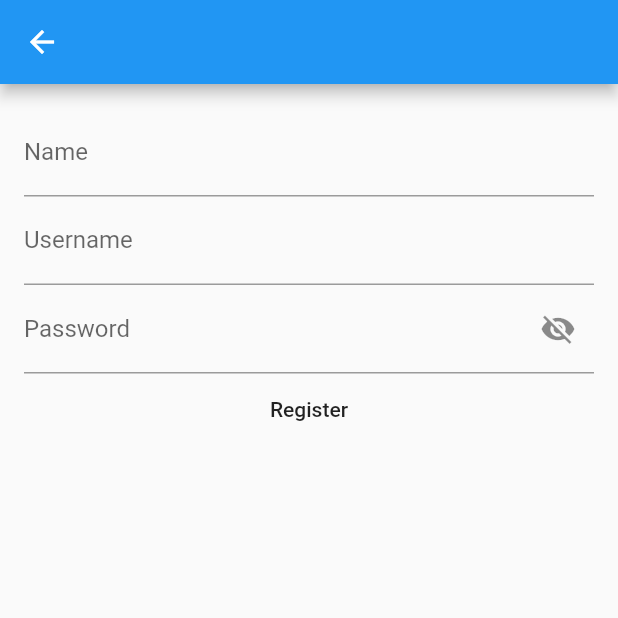
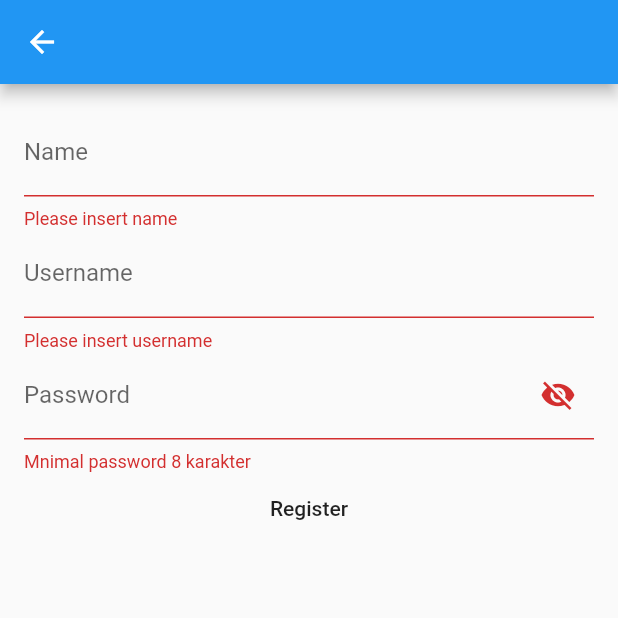
Before and after one commit to mudiono1413/lesson-flutter, a Flutter app: the screen it shows after launch, after a tap on "Login", after a tap on "Create a new Acount, in here", on a phone screen of 412 x 824 dp, the top half of it. Run offline on Flutter 3.47's test engine with Material 2 defaults, Android fonts, the phone set to English and light mode, and no system bars; our stand-ins replace image_picker, shared_preferences; network calls fail.

```diff
--- a/lib/main.dart
+++ b/lib/main.dart
@@ -1,7 +1,7 @@
 import 'dart:convert';
 
 import 'package:flutter/material.dart';
-import 'package:http/http.dart' as http;
+import 'package:http/http.dart'as http;
 import 'package:lesson_flutter/modal/api.dart';
 import 'package:lesson_flutter/views/home.dart';
 import 'package:lesson_flutter/views/product.dart';
@@ -9,164 +9,173 @@ import 'package:lesson_flutter/views/profile.dart';
 import 'package:lesson_flutter/views/users.dart';
 import 'package:shared_preferences/shared_preferences.dart';
 
-void main(){
-  runApp(MaterialApp(
-    home:  Login(),
+void main() {
+  runApp(MaterialApp(home: Login(),
     ));
 }
 
 class Login extends StatefulWidget {
-  @override
-  _LoginState createState() => _LoginState();
+  @override _LoginState createState()=>_LoginState();
 }
 
-enum LoginStatus{
+enum LoginStatus {
   notSignIn,
   signIn
-
 }
 
 class _LoginState extends State<Login> {
-  LoginStatus _loginStatus = LoginStatus.notSignIn;
-  String username,password;
-  final _key = new GlobalKey<FormState>();
-  bool _secureText = true;
+  LoginStatus _loginStatus=LoginStatus.notSignIn;
+  String username,
+  password;
+  final _key=new GlobalKey<FormState>();
+  bool _secureText=true;
 
-  showHide(){
+  showHide() {
     setState(() {
-       _secureText =  !_secureText;
+        _secureText= !_secureText;
+      }
+    );
+  }
+var _autovalidate = false;
+  check() {
+    final form=_key.currentState;
+    if (form.validate()) {
+      form.save();
+      login();
+    }else{
+      setState(() {
+         _autovalidate = true;
       });
 
     }
+  }
 
-  check(){
-    final form = _key.currentState;
-    if (form.validate()) {
-      form.save();
-      login();
+  login()async {
+    final response=await http.post(BaseUrl().login, body: {
+        "username" : username,
+        "password" : password
+      }
+    );
+
+    final data=jsonDecode(response.body);
+    int value=data['value'];
+    String pesan=data['messege'];
+    String usernameAPI=data['username'];
+    String namaAPI=data['nama'];
+    String IdAPI=data['id'];
+
+    if (value==1) {
+      setState(() {
+          _loginStatus=LoginStatus.signIn;
+          savePref(value, usernameAPI, namaAPI, IdAPI);
+        }
+      );
+      print(pesan);
+    }
+
+    else {
+      print(pesan);
     }
   }
 
-  login()async{
-    final response = await http.post(BaseUrl().login, body: {
-      "username" : username,
-      "password" : password
-    });
+  savePref(int value, String username, String nama, String id) async {
+    SharedPreferences preferences=await SharedPreferences.getInstance();
 
-    final data = jsonDecode(response.body);
-    int value  = data['value'];
-    String pesan = data['messege'];
-    String usernameAPI = data['username'];
-    String namaAPI = data['nama'];
-    String IdAPI = data['id'];
-    if (value==1) {
     setState(() {
-         _loginStatus = LoginStatus.signIn;
-         savePref(value, usernameAPI, namaAPI,IdAPI);
-      });
-      print(pesan);
-    } else {
-         print(pesan);
-    }
-
-  }
-
-  savePref(int value, String username, String nama, String id) async{
-    SharedPreferences preferences = await SharedPreferences.getInstance();
-    setState(() {
-     preferences.setInt("value", value) ;
+        preferences.setInt("value", value);
         preferences.setString("nama", nama);
         preferences.setString("username", username);
         preferences.setString("id", id);
         preferences.commit();
-    });
+      }
+    );
   }
 
   var value;
-  getPref() async{
-    SharedPreferences preferences = await SharedPreferences.getInstance();
+
+
+  getPref() async {
+    SharedPreferences preferences=await SharedPreferences.getInstance();
+
     setState(() {
-      value = preferences.getInt("value");
+        value=preferences.getInt("value");
 
-      _loginStatus = value == 1 ? LoginStatus.signIn : LoginStatus.notSignIn;
-    });
+        _loginStatus=value==1 ? LoginStatus.signIn : LoginStatus.notSignIn;
+      }
+
+    );
   }
 
   signOut() async {
-    SharedPreferences preferences = await SharedPreferences.getInstance();
+    SharedPreferences preferences=await SharedPreferences.getInstance();
+
     setState(() {
         preferences.setInt("value", null);
         preferences.commit();
-      _loginStatus = LoginStatus.notSignIn;
-    });
+        _loginStatus=LoginStatus.notSignIn;
+      }
+    );
   }
 
-  @override
-  void initState() {
+  @override void initState() {
     // TODO: implement initState
     super.initState();
     getPref();
   }
 
-  @override
-  Widget build(BuildContext context) {
+  @override Widget build(BuildContext context) {
     switch (_loginStatus) {
-      case LoginStatus.notSignIn:
-         return Scaffold(
-      appBar: AppBar(),
+
+      case LoginStatus.notSignIn: return Scaffold(appBar: AppBar(),
         body: Form(
+          autovalidate: _autovalidate,
           key: _key,
-        child: ListView(
-          padding: EdgeInsets.all(16.0),
+          child: ListView(padding: EdgeInsets.all(16.0),
             children: <Widget>[
-            TextFormField(
-              validator: (e){
-                if (e.isEmpty) {
-                  return "Please insert username";
+              TextFormField(validator: (e) {
+                if (!e.contains("@")) {
+                  return "Wrong format for username";
+                }else{
+                  return null;
                 }
-              },
-              onSaved: (e) =>username = e,
-              decoration: InputDecoration(
-                labelText: "Username"
+              }
+              ,
+              onSaved: (e)=>username=e,
+              decoration: InputDecoration(labelText: "Username"
+
               ),
             ),
-            TextFormField(
-                validator: (e){
+            TextFormField(validator: (e) {
                 if (e.isEmpty) {
                   return "Please insert password";
                 }
-              },
+              } ,
               obscureText: _secureText,
-                onSaved: (e) =>password = e,
-              decoration: InputDecoration(
-                labelText: "Password",
-                suffixIcon: IconButton(
-                  onPressed: showHide,
+              onSaved: (e)=>password=e,
+              decoration: InputDecoration(labelText: "Password",
+                suffixIcon: IconButton(onPressed: showHide,
                   icon: Icon(_secureText ? Icons.visibility_off : Icons.visibility),
-                )
+                )),
             ),
+            MaterialButton(onPressed: () {
+                check();
+              }
+
+              ,
+              child: Text("Login"),
             ),
-            MaterialButton(
-              onPressed: () {
-                check();
-              },
-              child:  Text("Login"),
-            ),
-            InkWell(
-              onTap: (){
-                Navigator.of(context).push(MaterialPageRoute(
-                  builder: (context) => Register()
-                ));
-              },
-              child: Text("Create a new Acount, in here", textAlign: TextAlign.center,),
-            )
-          ],
+            InkWell(onTap: () {
+                Navigator.of(context).push(MaterialPageRoute(builder: (context)=> Register()));
+              }
+
+              ,
+              child: Text("Create a new Acount, in here", textAlign: TextAlign.center, ),
+            )],
           ),
         ),
       );
       break;
-        case LoginStatus.signIn:
-        return MainMenu(signOut);
+      case LoginStatus.signIn: return MainMenu(signOut);
       break;
       default:
     }
@@ -177,188 +186,191 @@ class _LoginState extends State<Login> {
 class MainMenu extends StatefulWidget {
   final VoidCallback signOut;
   MainMenu(this.signOut);
-  @override
-  _MainMenuState createState() => _MainMenuState();
+  @override _MainMenuState createState()=>_MainMenuState();
 }
 
 class _MainMenuState extends State<MainMenu> {
-  signOut(){
+  signOut() {
     setState(() {
         widget.signOut();
-    });
       }
-   String username = "", nama = "";
+
+    );
+  }
+
+  String username="",
+  nama="";
   TabController tabController;
 
   getPref() async {
-    SharedPreferences preferences = await SharedPreferences.getInstance();
+    SharedPreferences preferences=await SharedPreferences.getInstance();
+
     setState(() {
-      username = preferences.getString("username");
-      nama = preferences.getString("nama");
-    });
+        username=preferences.getString("username");
+        nama=preferences.getString("nama");
       }
 
-@override
-  void initState() {
+    );
+  }
+
+  @override void initState() {
     // TODO: implement initState
     super.initState();
     getPref();
   }
-  @override
-  Widget build(BuildContext context) {
-    return DefaultTabController(
-      length: 4,
-          child: Scaffold(
-        appBar: AppBar(
-          actions: <Widget>[
-            IconButton(
-              onPressed: (){
+
+  @override Widget build(BuildContext context) {
+
+    return DefaultTabController(length: 4,
+      child: Scaffold(appBar: AppBar(actions: <Widget>[ IconButton(onPressed: () {
               signOut();
-              },
+            }
+
+            ,
             icon: Icon(Icons.lock_open),
-            )
-          ],
+          )],
 
         ),
-        body: TabBarView(
-          children: <Widget>[
-             Home(),
+        body: TabBarView(children: <Widget>[ Home(),
           Product(),
           Users(),
           Profile(),
           ],
         ),
-        bottomNavigationBar: TabBar(
-          labelColor: Colors.blue,
+        bottomNavigationBar: TabBar(labelColor: Colors.blue,
           unselectedLabelColor: Colors.grey,
-          indicator: UnderlineTabIndicator(
-            borderSide: BorderSide(
-              style: BorderStyle.none
-            )
-          ),
-          tabs: <Widget>[
-            Tab(
-              icon:  Icon(Icons.home),
+          indicator: UnderlineTabIndicator(borderSide: BorderSide(style: BorderStyle.none)),
+          tabs: <Widget>[ Tab(icon: Icon(Icons.home),
             text: "Home",
           ),
-            Tab(
-              icon:  Icon(Icons.apps),
+          Tab(icon: Icon(Icons.apps),
             text: "Product",
           ),
-            Tab(
-              icon:  Icon(Icons.group),
+          Tab(icon: Icon(Icons.group),
             text: "Users",
           ),
-            Tab(
-              icon:  Icon(Icons.account_circle),
+          Tab(icon: Icon(Icons.account_circle),
             text: "Profile",
           ),
           ],
-        )
-      ),
+        )),
     );
   }
 }
 
 class Register extends StatefulWidget {
-  @override
-  _RegisterState createState() => _RegisterState();
+  @override _RegisterState createState()=>_RegisterState();
 }
 
 class _RegisterState extends State<Register> {
-  String username , password, nama;
-  final _key = GlobalKey<FormState>();
-   bool _secureText = true;
+  String username,
+  password,
+  nama;
+  final _key=GlobalKey<FormState>();
+  bool _secureText=true;
 
-  showHide(){
+  showHide() {
     setState(() {
-       _secureText =  !_secureText;
-    });
+        _secureText= !_secureText;
+      }
+
+    );
 
   }
 
-  check(){
-    final form = _key.currentState;
+var validate = true;
+
+  check() {
+    final form=_key.currentState;
+
     if (form.validate()) {
       form.save();
       save();
+    }else{
+      setState(() {
+       validate = true;
+      });
     }
   }
 
-  save() async{
-    final response = await http.post(BaseUrl().register,body:
-    {"username" : username,
+  save() async {
+    final response=await http.post(BaseUrl().register, body: {
+        "username" : username,
         "password": password,
-    "name" : nama});
+        "name" : nama
+      }
 
-    final data = jsonDecode(response.body);
-    int value = data['value'];
-    String pesan = data['messege'];
+    );
+
+    final data=jsonDecode(response.body);
+    int value=data['value'];
+    String pesan=data['messege'];
+
     if (value==1) {
       setState(() {
           Navigator.pop(context);
 
-      });
-    }else{
+        }
+
+      );
+    }
+
+    else {
       print(pesan);
     }
   }
 
 
-  @override
-  Widget build(BuildContext context) {
-    return Scaffold(
-      appBar: AppBar(),
+  @override Widget build(BuildContext context) {
+
+    return Scaffold(appBar: AppBar(),
       body: Form(
+        autovalidate: validate,
         key: _key,
-        child: ListView(
-          padding: EdgeInsets.all(16.0),
-          children: <Widget>[
-             TextFormField(
-                validator: (e){
+        child: ListView(padding: EdgeInsets.all(16.0),
+          children: <Widget>[ TextFormField(validator: (e) {
               if (e.isEmpty) {
                 return "Please insert name";
               }
-                },
-                onSaved: (e) =>nama = e,
-                decoration: InputDecoration(
-                  labelText: "Name"
+            }
+            ,
+            onSaved: (e)=>nama=e,
+            decoration: InputDecoration(labelText: "Name"
+
+            ),
+          ),
+          TextFormField(validator: (e) {
+              if (e.isEmpty) {
+                return "Please insert username";
+              }
+            }
+
+            ,
+            onSaved: (e)=>username=e,
+            decoration: InputDecoration(labelText: "Username"
+
             ),
           ),
           TextFormField(
-                validator: (e){
-                  if (e.isEmpty) {
-                    return "Please insert username";
-                  }
-                },
-                onSaved: (e) =>username = e,
-                decoration: InputDecoration(
-                  labelText: "Username"
-                ),
-              ),
-              TextFormField(
-                  validator: (e){
-                  if (e.isEmpty) {
-                    return "Please insert password";
+            validator: (e) {
+              if (e.length <8) {
+                return "Mnimal password 8 karakter";
               }
             },
             obscureText: _secureText,
-                  onSaved: (e) =>password = e,
-                decoration: InputDecoration(
-                  labelText: "Password",
-                  suffixIcon: IconButton(
-                    onPressed: showHide,
+            onSaved: (e)=>password=e,
+            decoration: InputDecoration(labelText: "Password",
+              suffixIcon: IconButton(onPressed: showHide,
                 icon: Icon(_secureText ? Icons.visibility_off : Icons.visibility),
-                  )
+              )),
           ),
-              ),
-              MaterialButton(
-                  onPressed: (){
+          MaterialButton(onPressed: () {
               check();
-                  },
+            }
+
+            ,
             child: Text("Register"),
-              )
-          ],
+          )],
         ),
       ),
     );
--- a/lib/modal/produkModel.dart
+++ b/lib/modal/produkModel.dart
@@ -6,6 +6,7 @@ class ProdukModel{
   final String createdDate;
   final String idUsers;
   final String nama;
+  final String image;
 
   ProdukModel(
     this.id,
@@ -14,7 +15,8 @@ class ProdukModel{
     this.harga,
     this.createdDate,
     this.idUsers,
-    this.nama)
+    this.nama,
+    this.image)
     ;
 
 }
--- a/lib/views/editProduk.dart
+++ b/lib/views/editProduk.dart
@@ -92,7 +92,7 @@ class _EditProdukState extends State < EditProduk> {
               decoration: InputDecoration(labelText: "Quantity"
               ),
             ),
-            TextFormField(controller: txtQty,
+            TextFormField(controller: txtHarga,
               onSaved: (e)=> harga=e,
               decoration: InputDecoration(labelText: "Harga"
 
--- a/pubspec.yaml
+++ b/pubspec.yaml
@@ -25,6 +25,8 @@ dependencies:
   cupertino_icons: ^0.1.2
   http:
   shared_preferences: ^0.4.3
+  intl: ^0.16.0
+  image_picker: ^0.6.1+4
 
 
 dev_dependencies:
@@ -44,8 +46,8 @@ flutter:
   uses-material-design: true
 
   # To add assets to your application, add an assets section, like this:
-  # assets:
-  #  - images/a_dot_burr.jpeg
+  assets:
+   - img/placeholder.jpg
   #  - images/a_dot_ham.jpeg
 
   # An image asset can refer to one or more resolution-specific "variants", see
```
Also changed, not shown: lib/custom/curency.dart (added, +26 -0 lines), lib/views/product.dart (+35 -20 lines), lib/views/tambahProduk.dart (+114 -55 lines), img/placeholder.jpg (added), pubspec.lock. Lines whose indentation alone changed are shown as unchanged.
